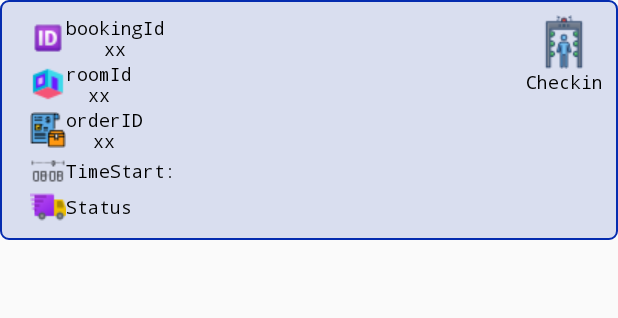
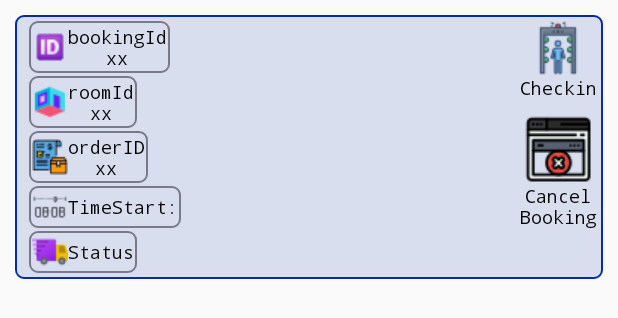
Before and after one commit to hainguyen8086/karaadr, an Android app: the layout row_one_recept.xml on its own in the app's theme, with its tools: preview values and no code run, on a phone screen of 412 x 824 dp. Shown: the top 318 px of the screen. Run offline under Robolectric (Android 15) with nearby library versions, the phone set to English and light mode, and no system bars.

Commit message:
fix_checkin

```diff
--- a/app/src/main/java/com/example/karama/model/room/ResCheckin.java
+++ b/app/src/main/java/com/example/karama/model/room/ResCheckin.java
@@ -9,7 +9,7 @@ public class ResCheckin {
     private String timestamp;
     @SerializedName("status")
     @Expose
-    private Integer status;
+    private String status;
     @SerializedName("message")
     @Expose
     private String message;
@@ -25,11 +25,11 @@ public class ResCheckin {
         this.timestamp = timestamp;
     }
 
-    public Integer getStatus() {
+    public String getStatus() {
         return status;
     }
 
-    public void setStatus(Integer status) {
+    public void setStatus(String status) {
         this.status = status;
     }
 
--- a/app/src/main/java/com/example/karama/note.txt
+++ b/app/src/main/java/com/example/karama/note.txt
@@ -12,3 +12,5 @@ row_one_recept -            "bookingId": 5,
                             "startTime": "2021-11-20T17:50:00",
                             "roomId": 5,
                             "statusCodeName": "PENDING"
+WindowManager: BadTokenException or InvalidDisplayException, clean up.
+=> Lỗi xử lí 403 ở các dialog
--- a/app/src/main/res/drawable/square_button_white.xml
+++ b/app/src/main/res/drawable/square_button_white.xml
@@ -12,7 +12,7 @@
     <!--android:height="100dp" />-->
     <stroke
         android:width="1dp"
-        android:color="#D9DEEF" />
+        android:color="#787B87" />
     <padding
         android:bottom="0dp"
         android:left="0dp"
--- a/app/src/main/res/layout/row_one_recept.xml
+++ b/app/src/main/res/layout/row_one_recept.xml
@@ -1,7 +1,8 @@
 <?xml version="1.0" encoding="utf-8"?>
 <RelativeLayout xmlns:android="http://schemas.android.com/apk/res/android"
     android:background="@drawable/square_button_white2"
-    android:padding="10dp"
+    android:padding="4dp"
+    android:layout_margin="10dp"
     android:layout_width="match_parent"
     android:layout_height="wrap_content">
 
@@ -10,27 +11,35 @@
         android:id="@+id/bookingId"
         android:layout_width="wrap_content"
         android:layout_height="wrap_content"
-        android:layout_marginHorizontal="10dp"
+        android:layout_marginHorizontal="5dp"
+        android:padding="2dp"
+        android:background="@drawable/square_button_white"
         android:drawableLeft="@drawable/id_24"
         android:gravity="center"
         android:text="bookingId\nxx" />
 
     <TextView
         android:id="@+id/roomId"
+        android:padding="2dp"
         android:layout_width="wrap_content"
         android:layout_height="wrap_content"
         android:layout_below="@+id/bookingId"
-        android:layout_marginHorizontal="10dp"
+        android:layout_marginHorizontal="5dp"
+        android:layout_marginTop="2dp"
+        android:background="@drawable/square_button_white"
         android:drawableLeft="@drawable/room_24"
         android:gravity="center"
         android:text="roomId\nxx" />
 
     <TextView
         android:id="@+id/orderId"
-            android:layout_below="@+id/roomId"
+        android:padding="2dp"
         android:layout_width="wrap_content"
         android:layout_height="wrap_content"
-            android:layout_marginHorizontal="10dp"
+        android:layout_below="@+id/roomId"
+        android:layout_marginHorizontal="5dp"
+        android:layout_marginTop="2dp"
+        android:background="@drawable/square_button_white"
         android:drawableLeft="@drawable/order_24"
         android:gravity="center"
         android:text="orderID\nxx" />
@@ -38,21 +47,27 @@
 
     <TextView
         android:id="@+id/time_start"
+        android:padding="2dp"
         android:layout_width="wrap_content"
         android:layout_height="wrap_content"
         android:layout_below="@+id/orderId"
+        android:layout_marginHorizontal="5dp"
+        android:layout_marginTop="2dp"
+        android:background="@drawable/square_button_white"
         android:drawableLeft="@drawable/timeline_24"
-        android:layout_marginHorizontal="10dp"
         android:gravity="center"
         android:text="TimeStart:" />
 
     <TextView
         android:id="@+id/statusCode"
+        android:padding="2dp"
         android:layout_width="wrap_content"
         android:layout_height="wrap_content"
         android:layout_below="@+id/time_start"
+        android:layout_marginHorizontal="5dp"
+        android:layout_marginTop="2dp"
+        android:background="@drawable/square_button_white"
         android:drawableLeft="@drawable/status_24"
-        android:layout_marginHorizontal="10dp"
         android:gravity="center"
         android:text="Status" />
 
@@ -64,6 +79,17 @@
         android:drawableTop="@drawable/checkin_36"
         android:gravity="center"
         android:text="Checkin" />
+    <TextView
+        android:id="@+id/cancel_booking"
+        android:layout_width="wrap_content"
+        android:layout_height="wrap_content"
+        android:layout_below="@+id/checkin"
+        android:layout_marginTop="10dp"
+        android:layout_alignParentRight="true"
+        android:drawableTop="@drawable/cancel2_45"
+        android:gravity="center"
+        android:text="Cancel\nBooking" />
+
 
 
 
```
Also changed, not shown: app/src/main/java/com/example/karama/adapter/ReceptByPhoneAdapter.java (+70 -1 lines), app/src/main/java/com/example/karama/views/DialogReceptByPhone.java (+10 -1 lines). Lines whose indentation alone changed are shown as unchanged.
